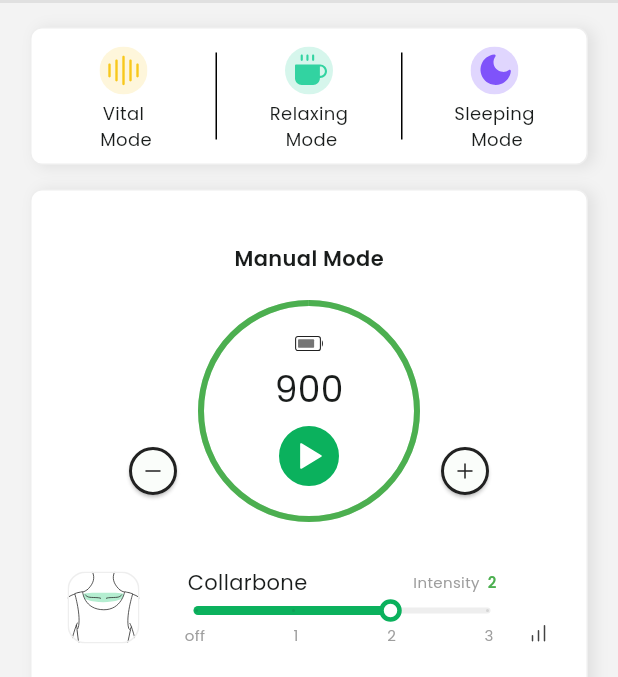
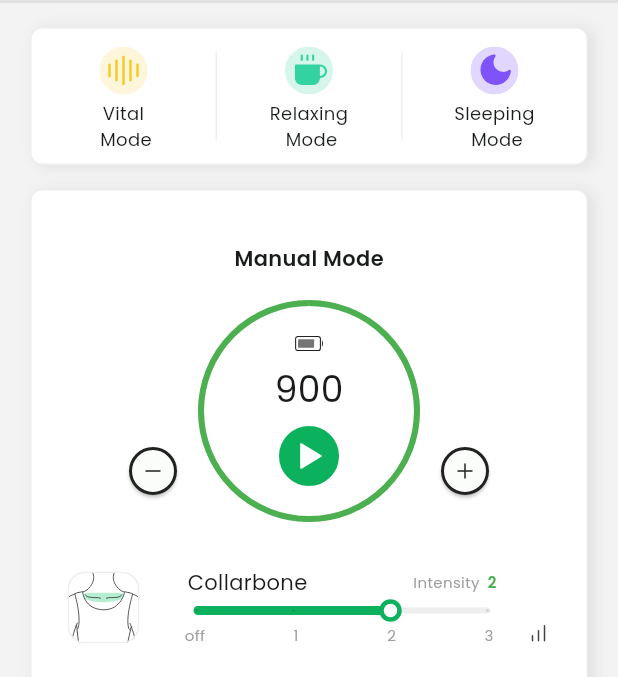
Before and after one commit to kwakdeung/lymphowear_remote_app, a Flutter app: the HomeDefault screen opened directly, on a phone screen of 412 x 824 dp, the part 81-758 px from its top. Run offline on Flutter 3.47's test engine with Material 2 defaults, Android fonts, the phone set to English and light mode, and no system bars; our stand-ins replace flutter_svg.

Commit message:
modify Divider color

```diff
--- a/lib/pages/home/home_default.dart
+++ b/lib/pages/home/home_default.dart
@@ -136,7 +136,7 @@ class HomeDefault extends StatelessWidget {
                             child: const VerticalDivider(
                               width: 1,
                               thickness: 1,
-                              color: Colors.black,
+                              color: Color(0xffEEEEEE),
                             ),
                           ),
                           Expanded(
@@ -181,7 +181,7 @@ class HomeDefault extends StatelessWidget {
                             child: const VerticalDivider(
                               width: 1,
                               thickness: 1,
-                              color: Colors.black,
+                              color: Color(0xffEEEEEE),
                             ),
                           ),
                           Expanded(
```
